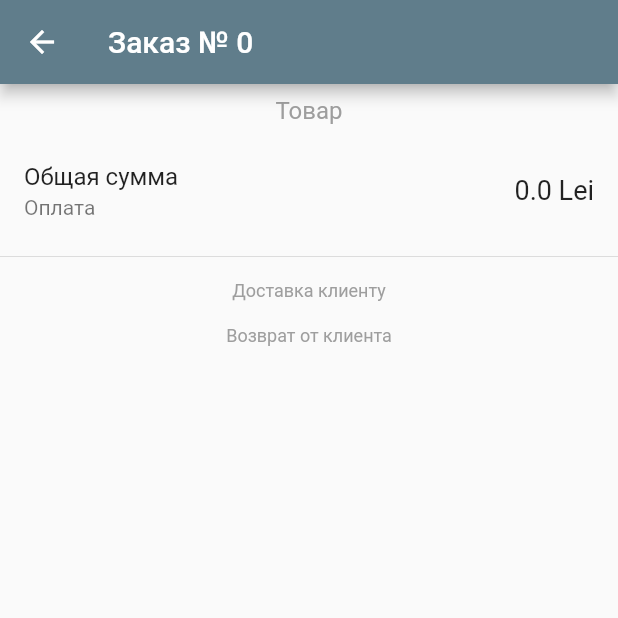
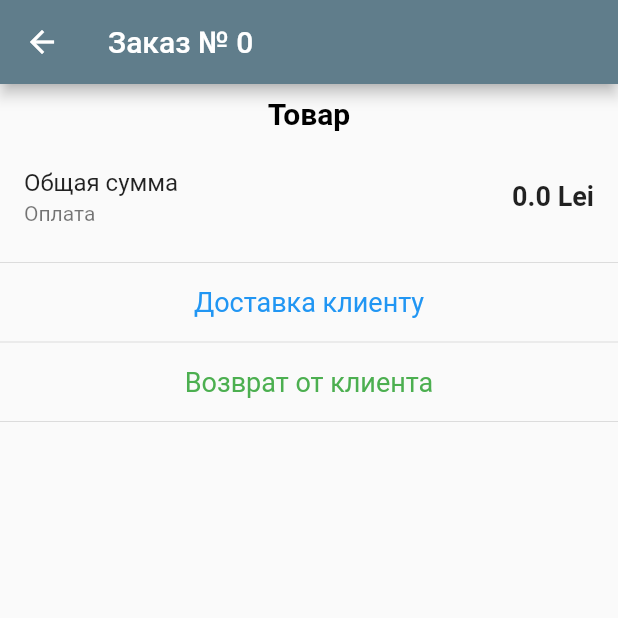
Before and after one commit to ArthurMichajlenko/gelibert, a Flutter app: the ConsistsDetail screen opened directly with empty values, on a phone screen of 412 x 824 dp, the top half of it. Run offline on Flutter 3.47's test engine with Material 2 defaults, Android fonts, the phone set to English and light mode, and no system bars; our stand-ins replace sqflite; missing offline and left inert: flutter_picker; accounts and stored records are empty; statements that could not run were skipped.

Commit message:
Font color and wieght consists_detail

```diff
--- a/lib/consists_detail.dart
+++ b/lib/consists_detail.dart
@@ -20,9 +20,9 @@ class ConsistsDetail extends StatelessWidget {
                     child: Text(
                       'Товар',
                       style: TextStyle(
-                        fontSize: 16,
-                        fontWeight: FontWeight.normal,
-                        color: Colors.grey,
+                        fontSize: 20,
+                        fontWeight: FontWeight.bold,
+                        color: Colors.black,
                       ),
                     ),
                   ),
@@ -32,7 +32,7 @@ class ConsistsDetail extends StatelessWidget {
                       order.orderCost.toString() + ' Lei',
                       style: TextStyle(
                         fontSize: 18,
-                        fontWeight: FontWeight.normal,
+                        fontWeight: FontWeight.bold,
                       ),
                     ),
                     subtitle: Text('Оплата ${order.paymentMethod}'),
@@ -43,11 +43,12 @@ class ConsistsDetail extends StatelessWidget {
                     child: Text(
                       'Доставка клиенту',
                       style: TextStyle(
-                        fontSize: 12,
-                        color: Colors.grey,
+                        fontSize: 18,
+                        color: Colors.blue,
                       ),
                     ),
                   ),
+                  Divider(),
                   for (int i = 0; i < order.consistsTo.length; i++)
                     Column(
                       children: [
@@ -72,11 +73,12 @@ class ConsistsDetail extends StatelessWidget {
                     child: Text(
                       'Возврат от клиента',
                       style: TextStyle(
-                        fontSize: 12,
-                        color: Colors.grey,
+                        fontSize: 18,
+                        color: Colors.green,
                       ),
                     ),
                   ),
+                  Divider(),
                   for (int i = 0; i < order.consistsFrom.length; i++)
                     Column(
                       children: [
```
